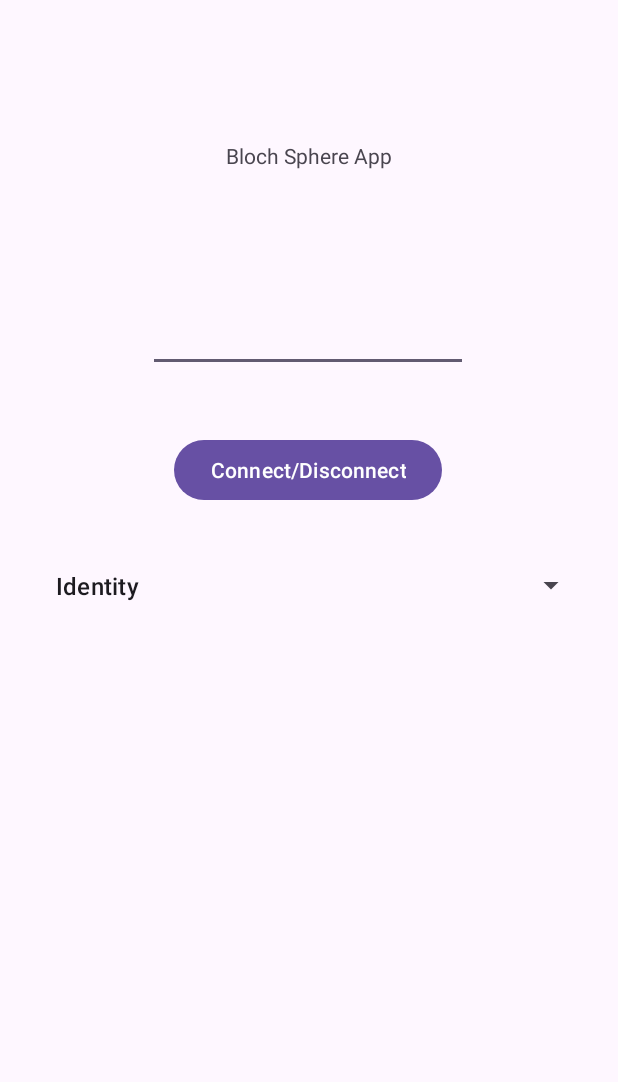
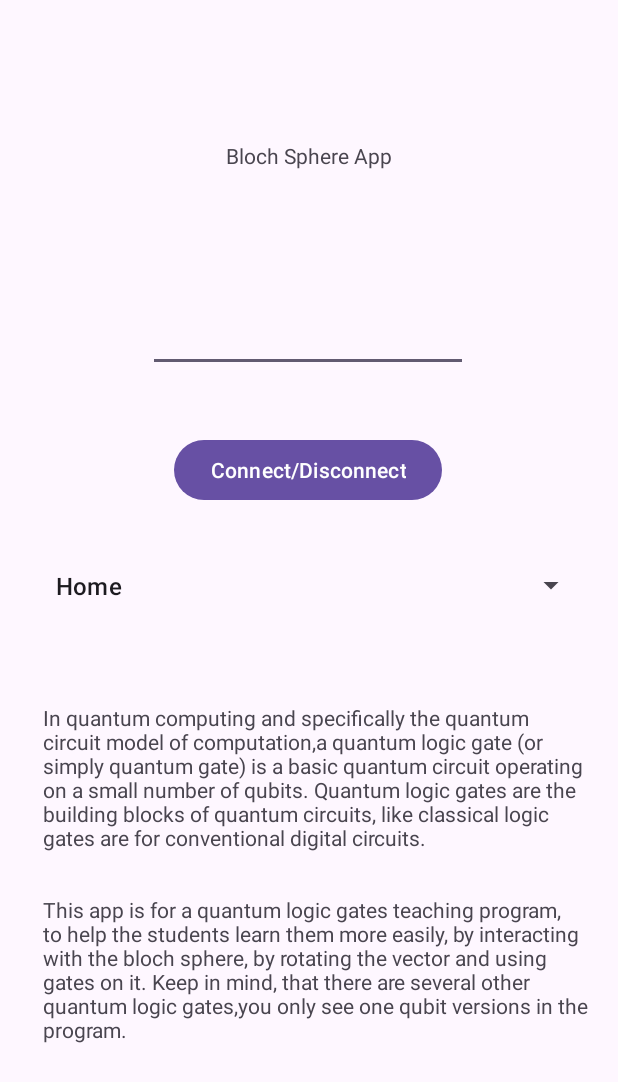
Before and after one commit to bakosrozsa/BlochSphere, an Android app: the screen it shows after launch (MainActivity), on a phone screen of 412 x 824 dp. Shown: the top 1082 px of the screen. Run offline under Robolectric (Android 15) with nearby library versions, the phone set to English and light mode, and no system bars.

Commit message:
Add basic text

```diff
--- a/BlochSphereApp/app/src/main/java/hu/rozsa/blochsphereapp/MainActivity.java
+++ b/BlochSphereApp/app/src/main/java/hu/rozsa/blochsphereapp/MainActivity.java
@@ -10,10 +10,12 @@ import android.hardware.SensorManager;
 import android.os.Bundle;
 import android.os.StrictMode;
 import android.view.View;
+import android.widget.AdapterView;
 import android.widget.ArrayAdapter;
 import android.widget.Button;
 import android.widget.EditText;
 import android.widget.Spinner;
+import android.widget.TextView;
 
 import java.io.IOException;
 import java.io.OutputStreamWriter;
@@ -28,7 +30,7 @@ public class MainActivity extends AppCompatActivity implements SensorEventListen
     Socket socket;
     PrintWriter outToServer;
     String angles;
-    String[] gates = new String[]{"Identity","Hadamard","Pauli-x","Pauli-y","Pauli-z"};
+    String[] gates = new String[]{"Home","Identity","Hadamard","Pauli-x","Pauli-y","Pauli-z"};
 
     @Override
     protected void onCreate(Bundle savedInstanceState) {
@@ -38,6 +40,15 @@ public class MainActivity extends AppCompatActivity implements SensorEventListen
         Button button = (Button) findViewById(R.id.button);
         EditText ipport= (EditText) findViewById(R.id.editTextText);
         Spinner spinner = findViewById(R.id.spinner);
+        TextView textView = findViewById(R.id.textView2);
+        textView.setText(String.format("In quantum computing and specifically the quantum circuit " +
+                "model of computation,a quantum logic gate (or simply quantum gate) is a basic quantum" +
+                " circuit operating on a small number of qubits. Quantum logic gates are the building blocks of quantum circuits," +
+                " like classical logic gates are for conventional digital circuits." +
+                "\n\n\nThis app is for a quantum logic gates teaching program, to help the students learn " +
+                "them more easily, by interacting with the bloch sphere, by rotating the vector and " +
+                "using gates on it. Keep in mind, that there are several other quantum logic gates," +
+                "you only see one qubit versions in the program."));
 
 
         ArrayAdapter<String> adapter = new ArrayAdapter<String>(this, android.R.layout.simple_list_item_1,gates);
@@ -84,6 +95,17 @@ public class MainActivity extends AppCompatActivity implements SensorEventListen
                     }
                 }
             });
+            spinner.setOnItemSelectedListener(new AdapterView.OnItemSelectedListener() {
+                @Override
+                public void onItemSelected(AdapterView<?> parent, View view, int position, long id) {
+
+                }
+
+                @Override
+                public void onNothingSelected(AdapterView<?> parent) {
+
+                }
+            });
         }
     }
 
--- a/BlochSphereApp/app/src/main/res/layout/activity_main.xml
+++ b/BlochSphereApp/app/src/main/res/layout/activity_main.xml
@@ -51,4 +51,17 @@
         app:layout_constraintStart_toStartOf="parent"
         app:layout_constraintTop_toTopOf="parent"
         app:layout_constraintVertical_bias="0.473" />
+
+    <TextView
+        android:id="@+id/textView2"
+        android:layout_width="363dp"
+        android:layout_height="335dp"
+        android:text="TextView"
+        app:layout_constraintBottom_toBottomOf="parent"
+        app:layout_constraintEnd_toEndOf="parent"
+        app:layout_constraintHorizontal_bias="0.583"
+        app:layout_constraintStart_toStartOf="parent"
+        app:layout_constraintTop_toTopOf="parent"
+        app:layout_constraintVertical_bias="0.959" />
+
 </androidx.constraintlayout.widget.ConstraintLayout>
```
